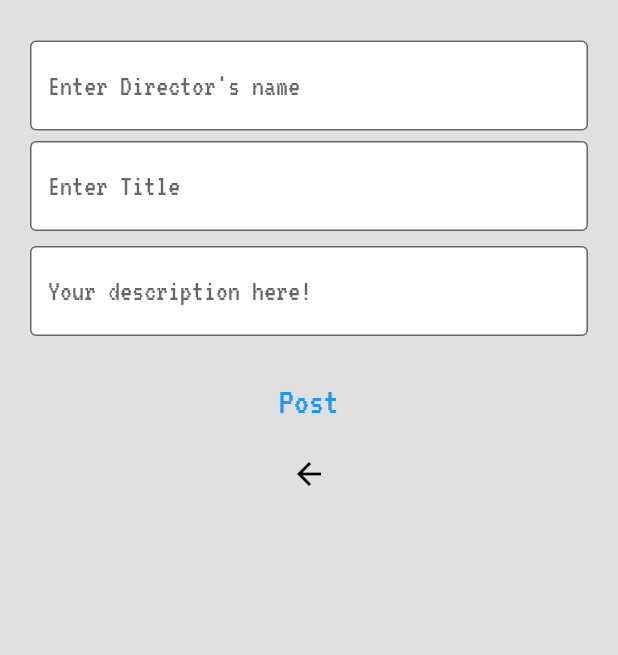
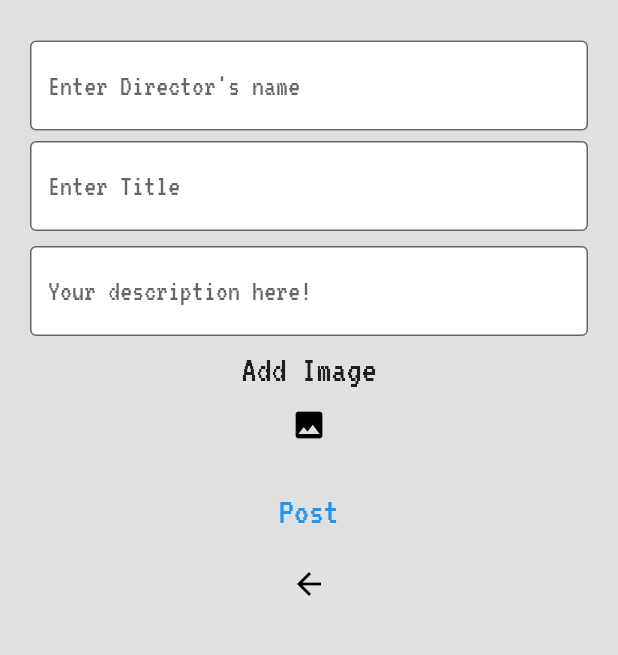
Before and after one commit to anjalikaushik20/Movies, a Flutter app: the MovieEntry screen opened directly, on a phone screen of 412 x 824 dp, the part 60-715 px from its top. Run offline on Flutter 3.47's test engine with Material 2 defaults, Android fonts, the phone set to English and light mode, and no system bars; our stand-ins replace cloud_firestore, firebase_auth, google_fonts, image_picker; accounts and stored records are empty.

Commit message:
add-image

```diff
--- a/lib/movie/new-movie.dart
+++ b/lib/movie/new-movie.dart
@@ -3,8 +3,11 @@ import 'package:google_fonts/google_fonts.dart';
 import 'package:cloud_firestore/cloud_firestore.dart';
 //import 'package:fluttertoast/fluttertoast.dart';
 import 'package:movies/dashboard.dart';
+import 'package:movies/movie/add-image.dart';
+import 'dart:io';
 
 class NewMovie extends StatelessWidget {
+
   @override
   Widget build(BuildContext context) {
     return MaterialApp(
@@ -15,16 +18,22 @@ class NewMovie extends StatelessWidget {
 }
 
 class MovieEntry extends StatefulWidget {
+  File _image;
   @override
   _MovieEntryState createState() => _MovieEntryState();
+
+  void addImage(_image){
+    //
+  }
 }
 
 class _MovieEntryState extends State<MovieEntry> {
-  String name, occupation, title, description;
+  String name, title, description;
   bool _pressed = false;
   final databaseReference = Firestore.instance;
   int flag = 0;
   final GlobalKey<ScaffoldState> _scaffoldKey = new GlobalKey<ScaffoldState>();
+  File _image;
 
   @override
   Widget build(BuildContext context) {
@@ -126,7 +135,19 @@ class _MovieEntryState extends State<MovieEntry> {
                       },
                     ),
                     SizedBox(height: 10),
-                    //add image option here
+                    Text(
+                      "Add Image",
+                      style: GoogleFonts.vt323(fontSize: 25),
+                      ),
+                    TextButton(
+                      onPressed: () => Navigator.push(
+                            context,
+                            MaterialPageRoute(
+                              builder: (context) => AddImage(),
+                            ),
+                          ),
+                      child: Icon(Icons.image, color: Colors.black),
+                      ),
                     SizedBox(height: 10),
                     GestureDetector(
                       onTapDown: (TapDownDetails details) {
@@ -177,7 +198,6 @@ class _MovieEntryState extends State<MovieEntry> {
     await databaseReference.collection("movies").document().setData({
       'description': description,
       'name': name,
-      'occupation': occupation,
       'title': title,
     });
 
@@ -214,4 +234,8 @@ class _MovieEntryState extends State<MovieEntry> {
     //   );
      }
   }
+
+  void addImage(_image){
+    //
+  }
 }
```
Also changed, not shown: lib/movie/add-image.dart (+118 -3 lines).
